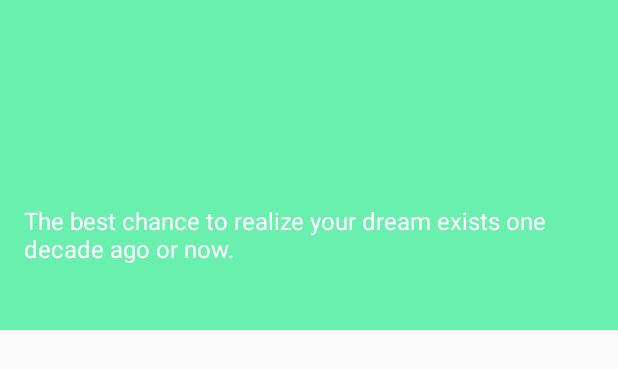
After one commit to ValentinZhao/Glimpse, an Android app: the layout navi_header.xml on its own in the app's theme, with its tools: preview values and no code run, on a phone screen of 412 x 824 dp. The commit adds this screen. Shown: the top 369 px of the screen. Run offline under Robolectric (Android 15) with nearby library versions, the phone set to English and light mode, and no system bars.

Commit message:
dinner break..

```diff
--- a/app/src/main/java/com/jyutwaa/zhaoziliang/glimpse/Presenter/IMainPresenter.java
+++ b/app/src/main/java/com/jyutwaa/zhaoziliang/glimpse/Presenter/IMainPresenter.java
@@ -5,5 +5,5 @@ package com.jyutwaa.zhaoziliang.glimpse.Presenter;
  */
 
 public interface IMainPresenter extends BasePresenter {
-    void getPic();
+    void getBackground();
 }
--- /dev/null
+++ b/app/src/main/res/layout/navi_header.xml
@@ -0,0 +1,23 @@
+<?xml version="1.0" encoding="utf-8"?>
+<RelativeLayout
+    android:id="@+id/navi_header"
+    xmlns:android="http://schemas.android.com/apk/res/android"
+    android:layout_width="match_parent"
+    android:layout_height="220dp"
+    android:background="@color/primary"
+    android:padding="16dp"
+    android:fitsSystemWindows="true"
+    android:theme="@style/ThemeOverlay.AppCompat.Dark"
+    >
+
+    <TextView
+        android:id="@+id/navi_header_lines"
+        android:layout_width="wrap_content"
+        android:layout_height="wrap_content"
+        android:paddingTop="120dp"
+        android:text="@string/navi_header_lines"
+        android:textSize="16sp"
+        android:maxLines="3"
+        android:textAppearance="@style/Base.TextAppearance.AppCompat.Body1"/>
+
+</RelativeLayout>
--- a/app/src/main/res/values/colors.xml
+++ b/app/src/main/res/values/colors.xml
@@ -12,4 +12,5 @@
     <color name="primary_super_dark">#11261c</color>
     <color name="background_super_dark">#ff292929</color>
     <color name="hint_disabled_dark">#43000000</color>
+    <color name="navi_item_bg">#ffffff</color>
 </resources>
--- a/app/src/main/res/values/strings.xml
+++ b/app/src/main/res/values/strings.xml
@@ -1,3 +1,6 @@
 <resources>
     <string name="app_name">Glimpse</string>
+    <string name="navi_header_lines">The best chance to realize your dream exists one decade ago or now.</string>
+    <string name="navi_item_title_zhihu">知乎日报</string>
+    <string name="navi_theme_setting_title">设置</string>
 </resources>
```
Also changed, not shown: app/src/main/java/com/jyutwaa/zhaoziliang/glimpse/Presenter/presenterImpl/BasePresenterImpl.java (added, +28 -0 lines), app/src/main/java/com/jyutwaa/zhaoziliang/glimpse/Presenter/presenterImpl/IMainPresenterImpl.java (added, +17 -0 lines), app/src/main/java/com/jyutwaa/zhaoziliang/glimpse/Presenter/viewImpl/IMain.java (added, +9 -0 lines), app/src/main/res/layout/activity_main.xml (+10 -0 lines), app/src/main/res/layout/theme_switch.xml (added, +8 -0 lines), app/src/main/res/menu/navi_menu.xml (added, +25 -0 lines), app/src/main/res/drawable/ic_color_lens_white_24dp.png (added), app/src/main/res/drawable/navi_header.jpg (added).
